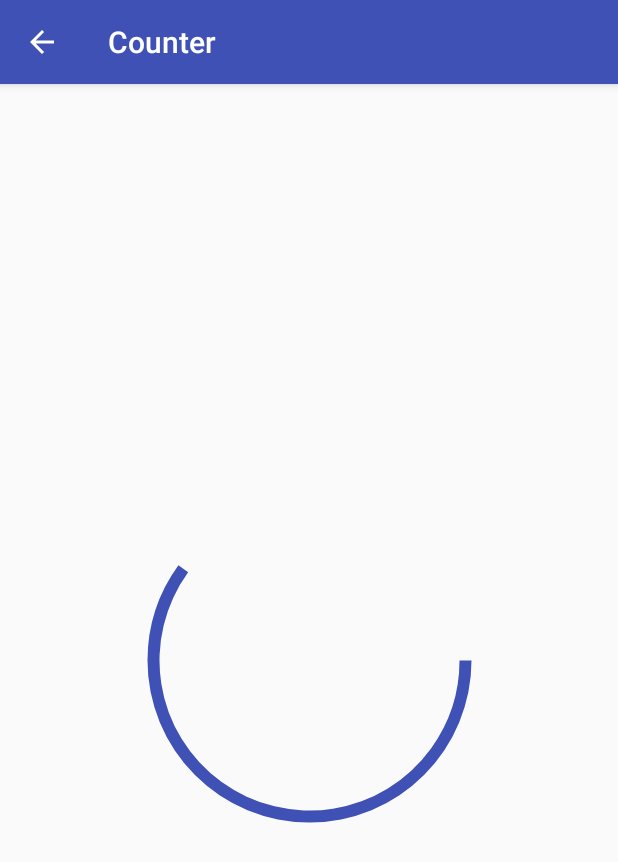
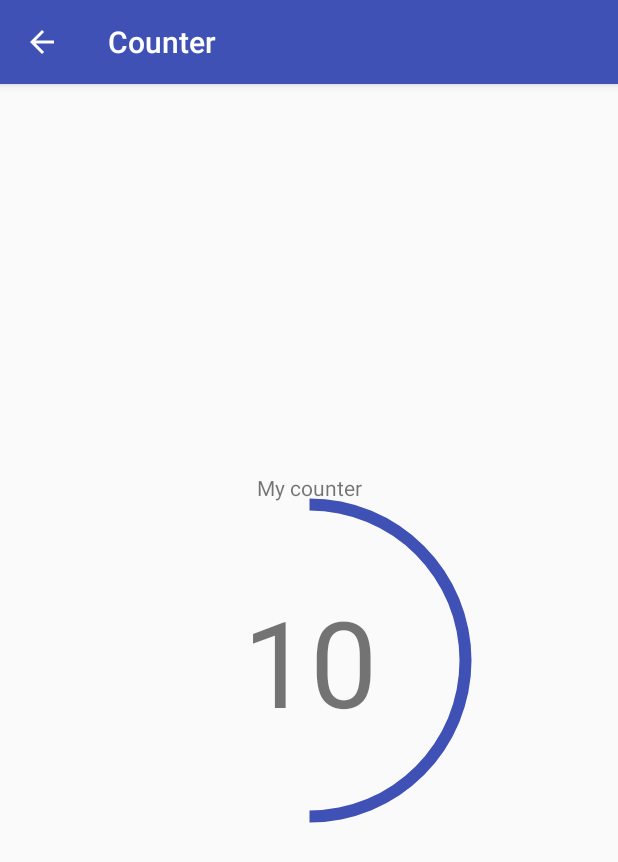
Before and after one commit to moussa-b/counter, an Android app: the CounterActivity screen opened directly, with no data from a screen before it, on a phone screen of 412 x 824 dp. Shown: the top 862 px of the screen. Run offline under Robolectric (Android 15) with nearby library versions, the phone set to English and light mode, and no system bars; libraries missing offline, so code that uses them is left out: com.j256.ormlite; 2 statements that could not run were skipped.

Commit message:
handle counter increment

```diff
--- a/app/src/main/java/com/mbo/counter/addeditcounter/AddEditCounterActivity.java
+++ b/app/src/main/java/com/mbo/counter/addeditcounter/AddEditCounterActivity.java
@@ -10,7 +10,6 @@ import com.mbo.counter.utils.Utils;
 
 public class AddEditCounterActivity extends AppCompatActivity
 {
-
     public static final int REQUEST_ADD_COUNTER = 100;
 
     private ActionBar mActionBar;
@@ -39,11 +38,8 @@ public class AddEditCounterActivity extends AppCompatActivity
             addEditFragment = AddEditCounterFragment.newInstance();
 
             long counterId = 0;
-
             if (getIntent().hasExtra(AddEditCounterFragment.ARGUMENT_EDIT_COUNTER_ID))
-            {
                 counterId = getIntent().getLongExtra(AddEditCounterFragment.ARGUMENT_EDIT_COUNTER_ID, 0);
-            }
 
             Utils.addFragmentToActivity(getSupportFragmentManager(), addEditFragment, R.id.contentFrame);
 
--- a/app/src/main/java/com/mbo/counter/addeditcounter/AddEditCounterPresenter.java
+++ b/app/src/main/java/com/mbo/counter/addeditcounter/AddEditCounterPresenter.java
@@ -35,10 +35,7 @@ public class AddEditCounterPresenter implements AddEditCounterContract.Presenter
     @Override
     public void saveCounter(final String name, int count, String note, String direction, String color)
     {
-        if (mCounterId != 0)
-            mCounterDataSource.deleteCounter(mCounterId);
-        else
-            mCounterDataSource.saveCounter(new Counter(mCounterId, name, count, note, direction, color));
+        mCounterDataSource.saveCounter(new Counter(mCounterId, name, count, note, direction, color));
         mAddCounterView.showCountersList();
     }
 
--- a/app/src/main/java/com/mbo/counter/counter/CounterActivity.java
+++ b/app/src/main/java/com/mbo/counter/counter/CounterActivity.java
@@ -5,12 +5,16 @@ import android.support.v7.app.ActionBar;
 import android.support.v7.app.AppCompatActivity;
 
 import com.mbo.counter.R;
+import com.mbo.counter.data.source.ormlite.OrmLiteDataSource;
 import com.mbo.counter.utils.Utils;
+
+import static com.mbo.counter.counter.CounterFragment.ARGUMENT_COUNTER_ID;
 
 public class CounterActivity extends AppCompatActivity
 {
+    private ActionBar mActionBar;
 
-    private ActionBar mActionBar;
+    private CounterPresenter mCounterPresenter;
 
     @Override
     protected void onCreate(Bundle savedInstanceState)
@@ -32,7 +36,14 @@ public class CounterActivity extends AppCompatActivity
         {
             // Create the fragment
             counterFragment = CounterFragment.newInstance();
+
+            long counterId = 0;
+            if (getIntent().hasExtra(ARGUMENT_COUNTER_ID))
+                counterId = getIntent().getLongExtra(ARGUMENT_COUNTER_ID, 0);
+
             Utils.addFragmentToActivity(getSupportFragmentManager(), counterFragment, R.id.contentFrame);
+
+            mCounterPresenter = new CounterPresenter(counterId, OrmLiteDataSource.getInstance(), counterFragment);
         }
     }
 
--- a/app/src/main/java/com/mbo/counter/counter/CounterContract.java
+++ b/app/src/main/java/com/mbo/counter/counter/CounterContract.java
@@ -2,6 +2,7 @@ package com.mbo.counter.counter;
 
 import com.mbo.counter.BasePresenter;
 import com.mbo.counter.BaseView;
+import com.mbo.counter.data.model.Counter;
 
 /**
  * This specifies the contract between the view and the presenter.
@@ -11,11 +12,21 @@ public interface CounterContract
 
     interface View extends BaseView<Presenter>
     {
+        void setName(String name);
 
+        void setCurrentCount(int currentCount);
+
+        void setProgression(int count, int currentCount);
     }
 
     interface Presenter extends BasePresenter
     {
+        int getCount();
 
+        int incrementCounter();
+
+        void saveCounter(Counter counter);
+
+        void populateCounter();
     }
 }
--- a/app/src/main/java/com/mbo/counter/counter/CounterFragment.java
+++ b/app/src/main/java/com/mbo/counter/counter/CounterFragment.java
@@ -5,6 +5,8 @@ import android.support.v4.app.Fragment;
 import android.view.LayoutInflater;
 import android.view.View;
 import android.view.ViewGroup;
+import android.widget.ProgressBar;
+import android.widget.TextView;
 
 import com.mbo.counter.R;
 
@@ -13,6 +15,13 @@ import com.mbo.counter.R;
  */
 public class CounterFragment extends Fragment implements CounterContract.View
 {
+    public static final String ARGUMENT_COUNTER_ID = "COUNTER_ID";
+
+    private TextView mName, mCurrentCount;
+
+    private ProgressBar mProgressBar;
+
+    private CounterContract.Presenter mPresenter;
 
     public CounterFragment()
     {
@@ -27,13 +36,53 @@ public class CounterFragment extends Fragment implements CounterContract.View
     public View onCreateView(LayoutInflater inflater, ViewGroup container, Bundle savedInstanceState)
     {
         View root = inflater.inflate(R.layout.counter_fragment, container, false);
+
+        mName = (TextView) root.findViewById(R.id.counter_name_text_view);
+        mCurrentCount = (TextView) root.findViewById(R.id.counter_count_text_view);
+        mProgressBar = (ProgressBar) root.findViewById(R.id.counter_progress_bar);
+
+        mCurrentCount.setOnClickListener(new View.OnClickListener()
+        {
+            @Override
+            public void onClick(View v)
+            {
+                int currentCount = mPresenter.incrementCounter();
+                setCurrentCount(currentCount);
+                setProgression(mPresenter.getCount(), currentCount);
+            }
+        });
         return root;
+    }
+
+    @Override
+    public void onResume()
+    {
+        super.onResume();
+        mPresenter.start();
     }
 
     @Override
     public void setPresenter(CounterContract.Presenter presenter)
     {
-
+        mPresenter = presenter;
     }
 
+    @Override
+    public void setName(String name)
+    {
+        mName.setText(name);
+    }
+
+    @Override
+    public void setCurrentCount(int currentCount)
+    {
+        mCurrentCount.setText(String.valueOf(currentCount));
+    }
+
+    @Override
+    public void setProgression(int count, int currentCount)
+    {
+        float progession = 100 * (float) currentCount / (float) count;
+        mProgressBar.setProgress((int)progession);
+    }
 }
--- a/app/src/main/java/com/mbo/counter/home/HomeContract.java
+++ b/app/src/main/java/com/mbo/counter/home/HomeContract.java
@@ -23,13 +23,13 @@ public interface HomeContract
 
         void showNoCounters();
 
-        void showCounterEditUi(long counterId);
+        void showCounterUi(long counterId);
     }
 
     interface Presenter extends BasePresenter
     {
         void loadCounters();
 
-        void openCounterDetails(@NonNull Counter clickedCounter);
+        void openCounter(@NonNull Counter clickedCounter);
     }
 }
--- a/app/src/main/java/com/mbo/counter/home/HomePresenter.java
+++ b/app/src/main/java/com/mbo/counter/home/HomePresenter.java
@@ -48,9 +48,9 @@ public class HomePresenter implements HomeContract.Presenter
     }
 
     @Override
-    public void openCounterDetails(@NonNull Counter clickedCounter)
+    public void openCounter(@NonNull Counter clickedCounter)
     {
-        mHomeView.showCounterEditUi(clickedCounter.getId());
+        mHomeView.showCounterUi(clickedCounter.getId());
     }
 
     private void processCounters(List<Counter> counters)
--- a/app/src/main/res/layout/counter_fragment.xml
+++ b/app/src/main/res/layout/counter_fragment.xml
@@ -2,6 +2,7 @@
 <android.support.constraint.ConstraintLayout
     xmlns:android="http://schemas.android.com/apk/res/android"
     xmlns:app="http://schemas.android.com/apk/res-auto"
+    xmlns:tools="http://schemas.android.com/tools"
     android:layout_width="match_parent"
     android:layout_height="match_parent"
     android:paddingBottom="@dimen/activity_vertical_margin"
@@ -9,15 +10,46 @@
     android:paddingRight="@dimen/activity_horizontal_margin"
     android:paddingTop="@dimen/activity_vertical_margin">
 
-    <ProgressBar
-        style="?android:progressBarStyleHorizontal"
-        android:layout_width="250dp"
-        android:layout_height="250dp"
-        android:progress="60"
-        android:progressDrawable="@drawable/circle"
+    <android.support.constraint.ConstraintLayout
+        android:layout_width="wrap_content"
+        android:layout_height="wrap_content"
+        android:orientation="vertical"
         app:layout_constraintBottom_toBottomOf="parent"
         app:layout_constraintLeft_toLeftOf="parent"
         app:layout_constraintRight_toRightOf="parent"
-        app:layout_constraintTop_toTopOf="parent"/>
+        app:layout_constraintTop_toTopOf="parent">
+
+        <TextView
+            android:id="@+id/counter_name_text_view"
+            android:layout_width="wrap_content"
+            android:layout_height="wrap_content"
+            android:layout_marginBottom="30dp"
+            android:text="My counter"
+            app:layout_constraintLeft_toLeftOf="parent"
+            app:layout_constraintRight_toRightOf="parent"
+            tools:ignore="HardcodedText"/>
+
+        <ProgressBar
+            android:id="@+id/counter_progress_bar"
+            style="?android:progressBarStyleHorizontal"
+            android:layout_width="250dp"
+            android:layout_height="250dp"
+            android:progress="50"
+            android:progressDrawable="@drawable/circle"
+            android:rotation="-90"/>
+
+        <TextView
+            android:id="@+id/counter_count_text_view"
+            android:layout_width="wrap_content"
+            android:layout_height="wrap_content"
+            android:text="10"
+            android:textSize="80sp"
+            app:layout_constraintBottom_toBottomOf="parent"
+            app:layout_constraintLeft_toLeftOf="parent"
+            app:layout_constraintRight_toRightOf="parent"
+            app:layout_constraintTop_toTopOf="parent"
+            tools:ignore="HardcodedText"/>
+
+    </android.support.constraint.ConstraintLayout>
 
 </android.support.constraint.ConstraintLayout>
```
Also changed, not shown: app/src/main/java/com/mbo/counter/counter/CounterPresenter.java (+71 -0 lines), app/src/main/java/com/mbo/counter/data/source/CounterRepository.java (deleted, +0 -84 lines), app/src/main/java/com/mbo/counter/home/HomeFragment.java (+8 -7 lines).
